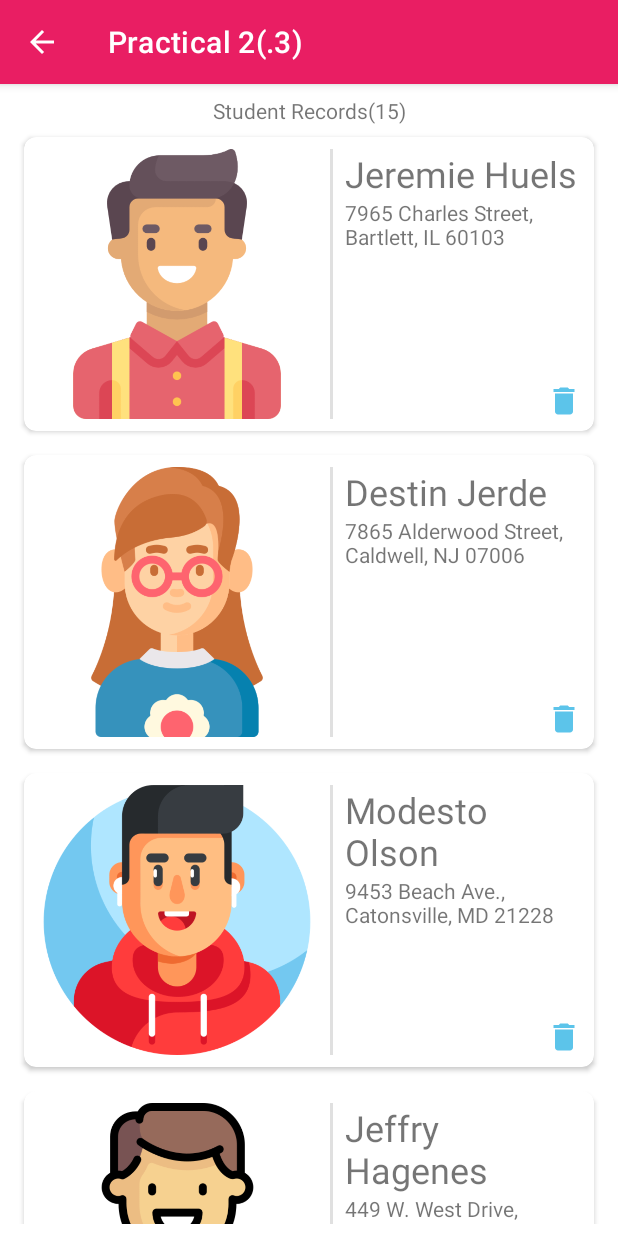
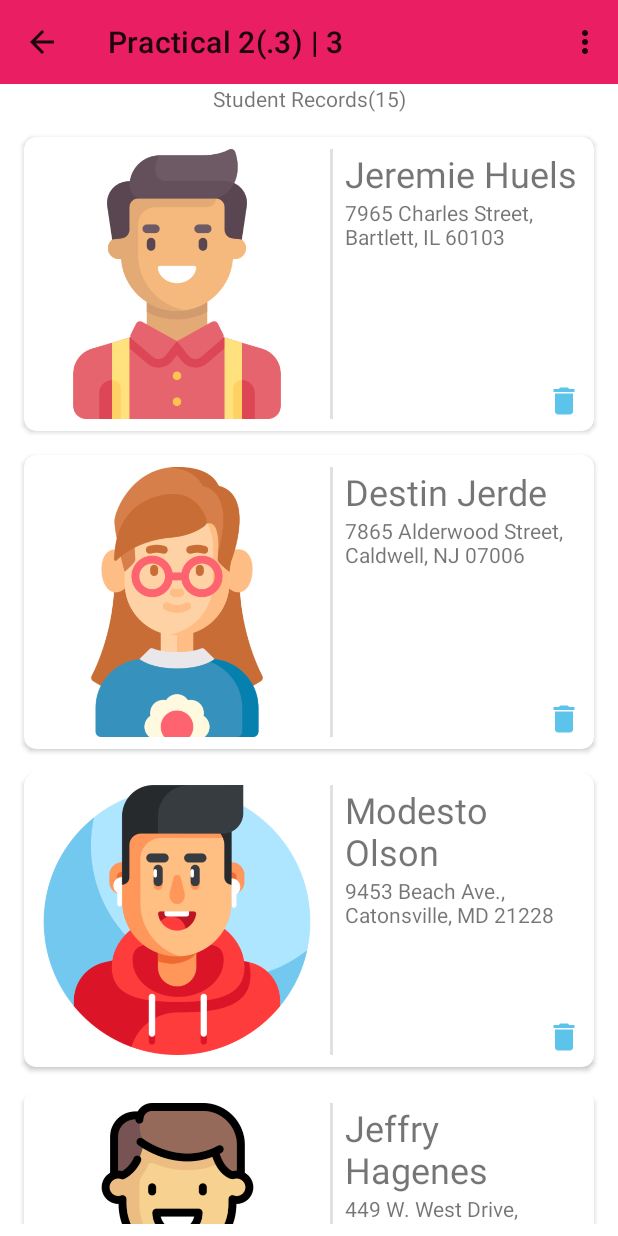
Before and after one commit to pj-25/AndroidWorld, an Android app: the StudentRecordsActivity screen opened directly, with no data from a screen before it, on a phone screen of 412 x 824 dp. Run offline under Robolectric (Android 15) with nearby library versions, the phone set to English and light mode, and no system bars.

Commit message:
adding p3

```diff
--- a/MAD_Practicals/app/src/main/AndroidManifest.xml
+++ b/MAD_Practicals/app/src/main/AndroidManifest.xml
@@ -10,9 +10,9 @@
         android:supportsRtl="true"
         android:theme="@style/Theme.MAD_Practicals">
         <activity android:name=".p2.StudentRecordsActivity"
-            android:label="Practical 2(.3)"
+            android:label="Practical 2(.3) | 3"
             android:parentActivityName=".PracticalOverviewActivity"
-            android:theme="@style/Theme.MAD_Practicals" />
+            android:theme="@style/Theme.MAD_Practicals.NoActionBar" />
         <activity
             android:name=".p1.ReceiverActivity"
             android:label="@string/practical1_label"
@@ -22,7 +22,7 @@
             android:label="@string/practical1_label"
             android:parentActivityName=".p1.LoginActivity">
             <intent-filter>
-                <action android:name="android.intent.action.SEND" />
+                <action android:name="android.intent.action.SEND"/>
 
                 <category android:name="android.intent.category.DEFAULT" />
 
--- a/MAD_Practicals/app/src/main/java/com/mad/practicals/MainActivity.java
+++ b/MAD_Practicals/app/src/main/java/com/mad/practicals/MainActivity.java
@@ -65,12 +65,9 @@ public class MainActivity extends AppCompatActivity {
     @Override
     public boolean onOptionsItemSelected(@NonNull MenuItem item) {
         int selectedItemId = item.getItemId();
-        switch (selectedItemId){
-            case R.id.teams_mad_link:
-                jumpToTeams();
-                break;
+        if (selectedItemId == R.id.teams_mad_link) {
+            jumpToTeams();
         }
-
         return super.onOptionsItemSelected(item);
     }
 
--- a/MAD_Practicals/app/src/main/java/com/mad/practicals/p2/StudentRecordsActivity.java
+++ b/MAD_Practicals/app/src/main/java/com/mad/practicals/p2/StudentRecordsActivity.java
@@ -1,11 +1,17 @@
 package com.mad.practicals.p2;
 
+import androidx.annotation.NonNull;
+import androidx.appcompat.app.AlertDialog;
 import androidx.appcompat.app.AppCompatActivity;
+import androidx.recyclerview.widget.GridLayoutManager;
 import androidx.recyclerview.widget.LinearLayoutManager;
 import androidx.recyclerview.widget.RecyclerView;
 
+import android.content.res.Configuration;
 import android.content.res.TypedArray;
 import android.os.Bundle;
+import android.view.Menu;
+import android.view.MenuItem;
 import android.widget.TextView;
 
 import com.mad.practicals.R;
@@ -18,10 +24,17 @@ public class StudentRecordsActivity extends AppCompatActivity {
 
     private TextView title;
 
+    private static int currentTheme = R.style.Theme_MAD_Practicals;
+    private static final int []themeIds = { R.style.Theme_MAD_Practicals, R.style.Theme_Charcoal, R.style.Theme_Crayola, R.style.Theme_PrussianBlue};
+
     @Override
     protected void onCreate(Bundle savedInstanceState) {
+        setTheme(currentTheme);
         super.onCreate(savedInstanceState);
         setContentView(R.layout.activity_student_records);
+
+        setSupportActionBar(findViewById(R.id.student_records_toolbar));
+        getSupportActionBar().setDisplayHomeAsUpEnabled(true);
 
         loadData();
 
@@ -32,7 +45,45 @@ public class StudentRecordsActivity extends AppCompatActivity {
         recyclerView.setAdapter(new StudentRecordsRecyclerAdapter(studentRecords, pos -> {
             updateTitle(studentRecords.size()-1);
         }));
-        recyclerView.setLayoutManager(new LinearLayoutManager(this));
+        RecyclerView.LayoutManager layoutManager;
+        int orientation = getResources().getConfiguration().orientation;
+        layoutManager = (orientation == Configuration.ORIENTATION_PORTRAIT)? new LinearLayoutManager(this):new GridLayoutManager(this, 2);
+        recyclerView.setLayoutManager(layoutManager);
+    }
+
+
+    @Override
+    public boolean onCreateOptionsMenu(Menu menu) {
+        getMenuInflater().inflate(R.menu.menu_theme, menu);
+        return super.onCreateOptionsMenu(menu);
+    }
+
+    @Override
+    public boolean onOptionsItemSelected(@NonNull MenuItem item) {
+        if(item.getItemId() == R.id.theme_option){
+            promptThemes();
+        }
+        return super.onOptionsItemSelected(item);
+    }
+
+    public void promptThemes(){
+        AlertDialog.Builder themePrompt = new AlertDialog.Builder(this);
+        themePrompt.setTitle("Select Theme");
+        final String []themeOptions = { "Default", "Charcoal", "Crayola", "Prussian Blue", "Cancel"};
+        themePrompt.setItems(themeOptions, (dialog, which) -> {
+            if(which==themeOptions.length-1){
+                dialog.dismiss();
+            }
+            else{
+                changeTheme(which);
+            }
+        });
+        themePrompt.show();
+    }
+
+    public void changeTheme(int themeCode){
+        currentTheme = themeIds[themeCode];
+        recreate();
     }
 
     public void updateTitle(int totalRecords){
--- a/MAD_Practicals/app/src/main/res/layout/activity_student_records.xml
+++ b/MAD_Practicals/app/src/main/res/layout/activity_student_records.xml
@@ -4,7 +4,6 @@
     xmlns:tools="http://schemas.android.com/tools"
     android:layout_width="match_parent"
     android:layout_height="match_parent"
-    android:padding="8dp"
     tools:context=".p2.StudentRecordsActivity">
 
     <TextView
@@ -14,15 +13,29 @@
         android:text="Student Records"
         app:layout_constraintEnd_toEndOf="parent"
         app:layout_constraintStart_toStartOf="parent"
-        app:layout_constraintTop_toTopOf="parent" />
+        app:layout_constraintTop_toBottomOf="@+id/student_records_toolbar"
+        />
 
     <androidx.recyclerview.widget.RecyclerView
         android:id="@+id/student_recycler_view"
         android:layout_width="match_parent"
         android:layout_height="0dp"
+        android:layout_margin="8dp"
         android:orientation="vertical"
         app:layout_constraintBottom_toBottomOf="parent"
         app:layout_constraintEnd_toEndOf="parent"
         app:layout_constraintStart_toStartOf="parent"
         app:layout_constraintTop_toBottomOf="@+id/student_list_title" />
+
+    <androidx.appcompat.widget.Toolbar
+        android:id="@+id/student_records_toolbar"
+        android:layout_width="match_parent"
+        android:layout_height="wrap_content"
+        android:background="?attr/colorPrimary"
+        android:minHeight="?attr/actionBarSize"
+        android:theme="?attr/actionBarTheme"
+        app:layout_constraintEnd_toEndOf="parent"
+        app:layout_constraintStart_toStartOf="parent"
+        app:layout_constraintTop_toTopOf="parent"
+        app:menu="@menu/menu_theme"/>
 </androidx.constraintlayout.widget.ConstraintLayout>
--- /dev/null
+++ b/MAD_Practicals/app/src/main/res/menu/menu_theme.xml
@@ -0,0 +1,7 @@
+<?xml version="1.0" encoding="utf-8"?>
+<menu xmlns:android="http://schemas.android.com/apk/res/android">
+
+    <item
+        android:id="@+id/theme_option"
+        android:title="Theme" />
+</menu>
--- a/MAD_Practicals/app/src/main/res/values-night/themes.xml
+++ b/MAD_Practicals/app/src/main/res/values-night/themes.xml
@@ -1,20 +1,33 @@
 <resources xmlns:tools="http://schemas.android.com/tools">
     <!-- Base application theme. -->
-    <style name="Theme.MAD_Practicals" parent="Theme.MaterialComponents.DayNight.DarkActionBar">
+    <style name="Theme.MAD_Practicals" parent="Theme.MaterialComponents.DayNight.NoActionBar">
         <!-- Primary brand color. -->
-        <item name="colorPrimary">#E91E63</item>
-        <item name="colorPrimaryVariant">#ff5757</item>
+        <item name="colorPrimary">@color/pink</item>
+        <item name="colorPrimaryVariant">@color/orange_bright</item>
         <item name="colorOnPrimary">@color/black</item>
         <!-- Secondary brand color. -->
-        <item name="colorSecondary">#03A9F4</item>
-        <item name="colorSecondaryVariant">#2196F3</item>
+        <item name="colorSecondary">@color/blue</item>
+        <item name="colorSecondaryVariant">@color/blue_var</item>
         <item name="colorOnSecondary">@color/white</item>
         <!-- Status bar color. -->
         <item name="android:statusBarColor" tools:targetApi="l">?attr/colorPrimaryVariant</item>
         <!-- Customize your theme here. -->
-
     </style>
 
+    <style name="Theme.Charcoal" parent="Theme.MaterialComponents.DayNight.NoActionBar">
+        <item name="colorPrimary">@color/charcoal</item>
+        <item name="colorPrimaryVariant">@color/persian_green</item>
+    </style>
+
+    <style name="Theme.Crayola" parent="Theme.MAD_Practicals">
+        <item name="colorPrimary">@color/orange_yellow_crayola</item>
+        <item name="colorPrimaryVariant">@color/sandy_brown</item>
+    </style>
+
+    <style name="Theme.Prussian" parent="Theme.MAD_Practicals">
+        <item name="colorPrimary">@color/prussian_blue</item>
+        <item name="colorPrimaryVariant">@color/maximum_red</item>
+    </style>
 
     <style name="Theme.MAD_Practicals.NoActionBar">
         <item name="windowActionBar">false</item>
--- a/MAD_Practicals/app/src/main/res/values/colors.xml
+++ b/MAD_Practicals/app/src/main/res/values/colors.xml
@@ -7,5 +7,14 @@
     <color name="teal_700">#FF018786</color>
     <color name="black">#FF000000</color>
     <color name="white">#FFFFFFFF</color>
-
+    <color name="pink">#E91E63</color>
+    <color name="orange_bright">#ff5757</color>
+    <color name="blue">#03A9F4</color>
+    <color name="blue_var">#2196F3</color>
+    <color name="charcoal">#264653</color>
+    <color name="persian_green">#2A9D8F</color>
+    <color name="orange_yellow_crayola">#E9C46A</color>
+    <color name="sandy_brown">#F4A261</color>
+    <color name="prussian_blue">#003049</color>
+    <color name="maximum_red">#B3D62828</color>
 </resources>
--- a/MAD_Practicals/app/src/main/res/values/themes.xml
+++ b/MAD_Practicals/app/src/main/res/values/themes.xml
@@ -1,17 +1,32 @@
 <resources xmlns:tools="http://schemas.android.com/tools">
     <!-- Base application theme. -->
-    <style name="Theme.MAD_Practicals" parent="Theme.MaterialComponents.DayNight.DarkActionBar">
+    <style name="Theme.MAD_Practicals" parent="Theme.MaterialComponents.DayNight.NoActionBar">
         <!-- Primary brand color. -->
-        <item name="colorPrimary">#E91E63</item>
+        <item name="colorPrimary">@color/pink</item>
         <item name="colorPrimaryVariant">#ff5757</item>
         <item name="colorOnPrimary">@color/white</item>
         <!-- Secondary brand color. -->
-        <item name="colorSecondary">#03A9F4</item>
-        <item name="colorSecondaryVariant">#2196F3</item>
+        <item name="colorSecondary">@color/blue</item>
+        <item name="colorSecondaryVariant">@color/blue_var</item>
         <item name="colorOnSecondary">@color/black</item>
         <!-- Status bar color. -->
         <item name="android:statusBarColor" tools:targetApi="l">?attr/colorPrimaryVariant</item>
         <!-- Customize your theme here. -->
+    </style>
+
+    <style name="Theme.Charcoal" parent="Theme.MAD_Practicals">
+        <item name="colorPrimary">@color/charcoal</item>
+        <item name="colorPrimaryVariant">@color/persian_green</item>
+    </style>
+
+    <style name="Theme.Crayola" parent="Theme.MAD_Practicals">
+        <item name="colorPrimary">@color/orange_yellow_crayola</item>
+        <item name="colorPrimaryVariant">@color/sandy_brown</item>
+    </style>
+
+    <style name="Theme.PrussianBlue" parent="Theme.MAD_Practicals">
+        <item name="colorPrimary">@color/prussian_blue</item>
+        <item name="colorPrimaryVariant">@color/maximum_red</item>
     </style>
 
     <style name="Theme.MAD_Practicals.NoActionBar">
```
